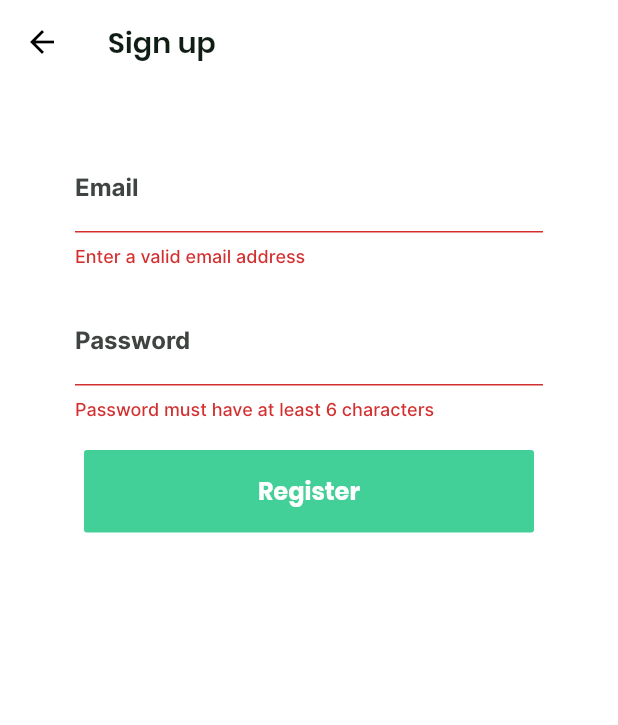
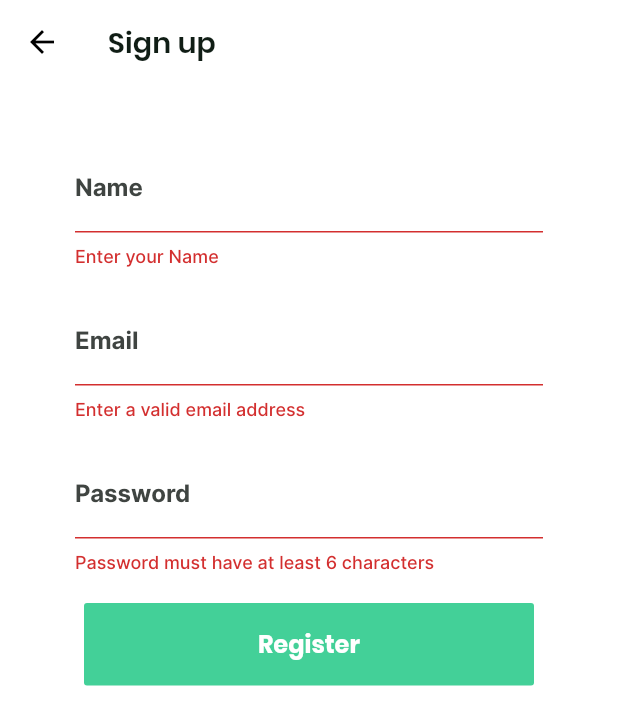
Before and after one commit to kcsuffolk/idntfy-app, a Flutter app: the Register screen opened by its route, after a tap on "Register", on a phone screen of 412 x 824 dp. Shown: the top 725 px of the screen. Run offline on Flutter 3.47's test engine with Material 2 defaults, Android fonts, the phone set to English and light mode, and no system bars; our stand-ins replace cloud_firestore, firebase_auth, flutter_spinkit; missing offline and left inert: qr_code_scanner; accounts and stored records are empty.

Commit message:
Created Name Field in Registration

```diff
--- a/lib/screens/authentication/register.dart
+++ b/lib/screens/authentication/register.dart
@@ -14,6 +14,7 @@ class _RegisterState extends State<Register> {
   bool loading = false;
 
   // text field state
+  String name = '';
   String email = '';
   String password = '';
   String error = '';
@@ -34,6 +35,16 @@ class _RegisterState extends State<Register> {
                 key: _formKey,
                 child: Column(
                   children: <Widget>[
+                    SizedBox(height: 20.0),
+                    TextFormField(
+                      decoration:
+                          textInputDecoration.copyWith(labelText: 'Name'),
+                      validator: (val) =>
+                          val.isEmpty ? 'Enter your Name' : null,
+                      onChanged: (val) {
+                        setState(() => name = val);
+                      },
+                    ),
                     SizedBox(height: 20.0),
                     TextFormField(
                       decoration:
@@ -73,8 +84,9 @@ class _RegisterState extends State<Register> {
                         onPressed: () async {
                           if (_formKey.currentState.validate()) {
                             setState(() => loading = true);
-                            dynamic result = await _auth
-                                .registerWithEmailAndPassword(email, password);
+                            dynamic result =
+                                await _auth.registerWithEmailAndPassword(
+                                    email, password, name);
                             if (result == null) {
                               setState(() {
                                 loading = false;
--- a/lib/services/auth.dart
+++ b/lib/services/auth.dart
@@ -29,7 +29,8 @@ class AuthService {
   }
 
   // register with email and password
-  Future registerWithEmailAndPassword(String email, String password) async {
+  Future registerWithEmailAndPassword(
+      String email, String password, String name) async {
     try {
       AuthResult result = await _auth.createUserWithEmailAndPassword(
           email: email, password: password);
@@ -37,7 +38,7 @@ class AuthService {
 
       // create a new document for the user with the uid
       await DatabaseService(uid: user.uid).updateUserData(
-          'name', 'email', 'address', 'phoneNumber', 'creditCard');
+          name, 'email', 'address', 'phoneNumber', 'creditCard');
       await DatabaseService(uid: user.uid)
           .updateUserProviderData('company', 'datapoints', 'domain');
       return _userFromFirebase(user);
```
